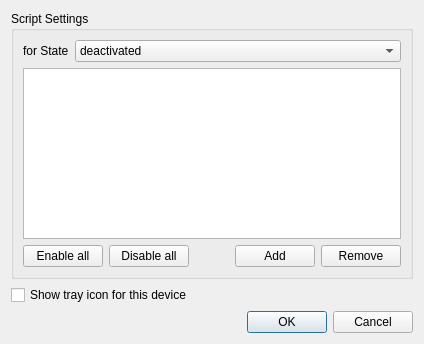
dosnut/nut, file qnut/devset.ui: the form before one commit.
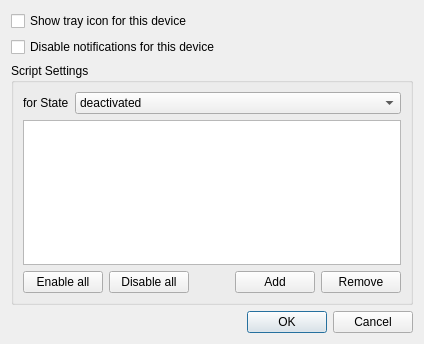
The form after the commit.

Commit message: [qnut] replaced script settings with more complex device settings (WIP)

```diff
--- a/qnut/devset.ui
+++ b/qnut/devset.ui
@@ -6,7 +6,7 @@
    <rect>
     <x>0</x>
     <y>0</y>
-    <width>409</width>
+    <width>414</width>
     <height>344</height>
    </rect>
   </property>
@@ -14,6 +14,20 @@
    <string>Dialog</string>
   </property>
   <layout class="QVBoxLayout" name="verticalLayout_2">
+   <item>
+    <widget class="QCheckBox" name="trayiconCheckBox">
+     <property name="text">
+      <string>Show tray icon for this device</string>
+     </property>
+    </widget>
+   </item>
+   <item>
+    <widget class="QCheckBox" name="disableNotificationsCheck">
+     <property name="text">
+      <string>Disable notifications for this device</string>
+     </property>
+    </widget>
+   </item>
    <item>
     <widget class="QGroupBox" name="scriptBox">
      <property name="title">
@@ -61,7 +75,7 @@
        </layout>
       </item>
       <item>
-       <widget class="QListWidget" name="listWidget"/>
+       <widget class="QListView" name="commandList"/>
       </item>
       <item>
        <layout class="QHBoxLayout" name="horizontalLayout">
@@ -114,13 +128,6 @@
      </layout>
     </widget>
    </item>
-   <item>
-    <widget class="QCheckBox" name="trayiconCheckBox">
-     <property name="text">
-      <string>Show tray icon for this device</string>
-     </property>
-    </widget>
-   </item>
    <item>
     <widget class="QDialogButtonBox" name="buttonBox">
      <property name="orientation">
```
Left out of the diff: 8 changed lines with no effect on the pictures. The commit also changes 13 other files.
